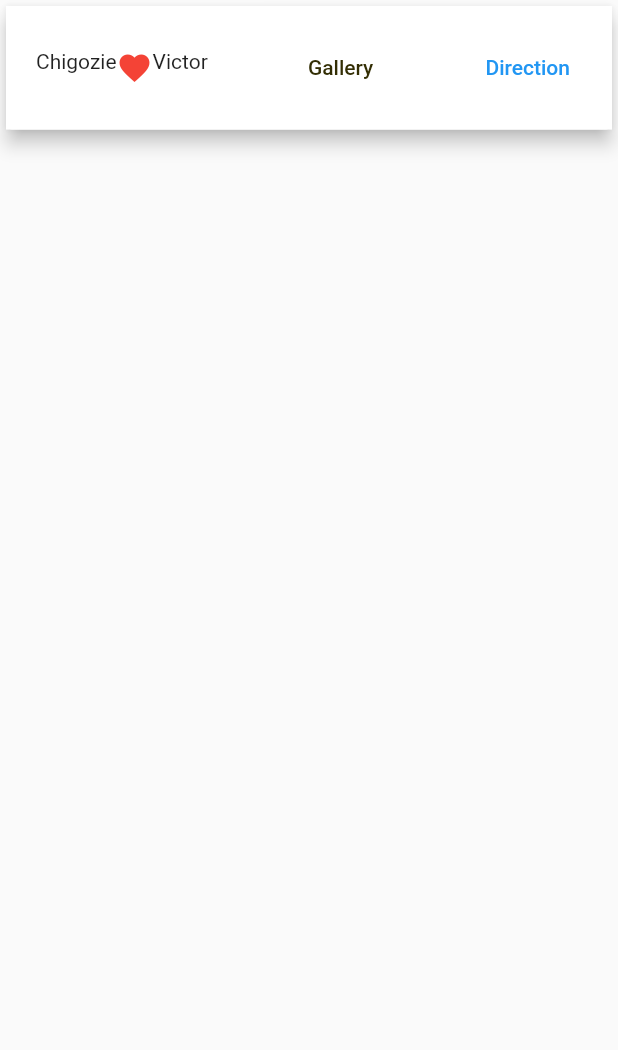
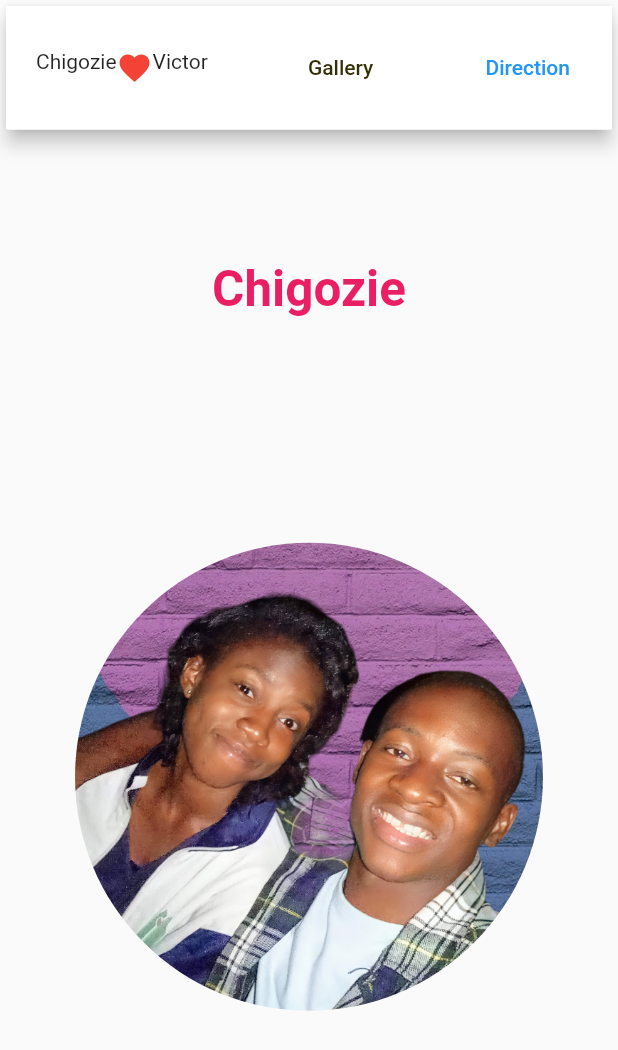
Before and after one commit to vikilinho/candv, a Flutter app: the TabletPage screen opened directly, on a phone screen of 412 x 824 dp. Shown: the top 1050 px of the screen. Run offline on Flutter 3.47's test engine with Material 2 defaults, Android fonts, the light colour scheme and no system bars; drawn by our look-alikes of animated_text_kit.

Commit message:
tablet view

```diff
--- a/lib/views/tablet_page.dart
+++ b/lib/views/tablet_page.dart
@@ -1,5 +1,6 @@
 // ignore_for_file: prefer_const_constructors
 
+import 'package:animated_text_kit/animated_text_kit.dart';
 import 'package:flutter/material.dart';
 
 class TabletPage extends StatefulWidget {
@@ -50,7 +51,54 @@ class _TabletPageState extends State<TabletPage> {
                 ),
               )
             ],
-          )
+          ),
+          SizedBox(
+            height: MediaQuery.of(context).size.height * 0.1,
+          ),
+          Row(
+            mainAxisAlignment: MainAxisAlignment.center,
+            children: [
+              Padding(
+                padding: EdgeInsets.symmetric(horizontal: 20),
+                child: AnimatedTextKit(
+                  animatedTexts: [
+                    FadeAnimatedText(
+                      textStyle: TextStyle(
+                        fontSize: MediaQuery.of(context).size.height * 0.04,
+                        fontWeight: FontWeight.bold,
+                        color: Colors.pink,
+                      ),
+                      'Chigozie',
+                    ),
+                    FadeAnimatedText(
+                        textStyle: TextStyle(
+                          fontSize: MediaQuery.of(context).size.height * 0.04,
+                          fontWeight: FontWeight.bold,
+                          color: Colors.red,
+                        ),
+                        '&'),
+                    FadeAnimatedText(
+                        textStyle: TextStyle(
+                          fontSize: MediaQuery.of(context).size.height * 0.04,
+                          fontWeight: FontWeight.bold,
+                          color: Colors.blue,
+                        ),
+                        'Chigozie & Victor'),
+                  ],
+                ),
+              ),
+            ],
+          ),
+          Expanded(
+            child: Container(
+              margin: EdgeInsets.all(50.0),
+              decoration: BoxDecoration(
+                  image: DecorationImage(
+                      image: AssetImage("images/c&v.png"),
+                      fit: BoxFit.cover), //change image fill type
+                  shape: BoxShape.circle),
+            ),
+          ),
         ],
       ),
     );
```
